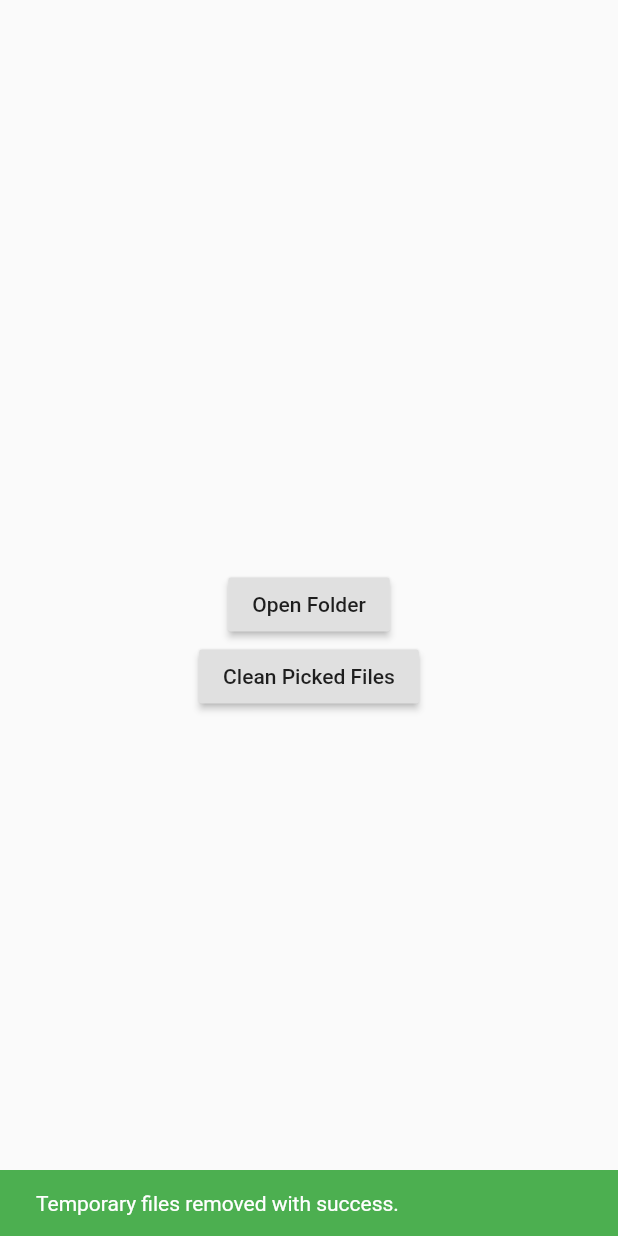
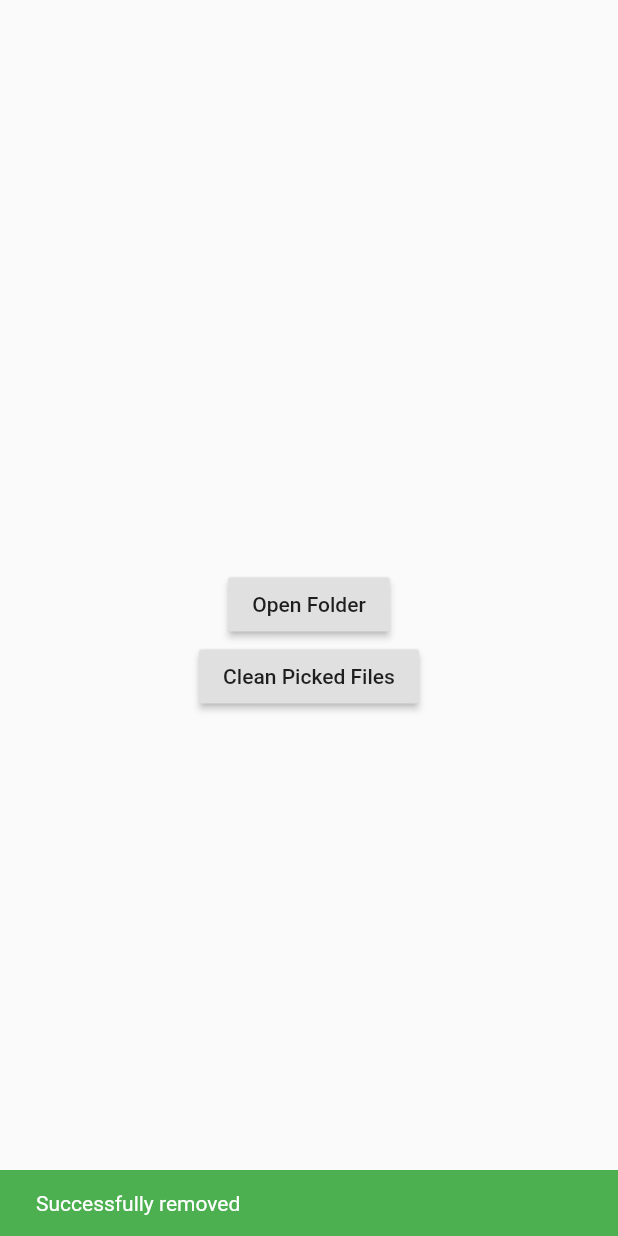
Before and after one commit to misaelriojasftf/Flutter_Learn_On_Go, a Flutter app: the screen it shows after launch, after a tap on "Clean Picked Files", on a phone screen of 412 x 824 dp. Run offline on Flutter 3.47's test engine with Material 2 defaults, Android fonts, the phone set to English and light mode, and no system bars; our stand-ins replace dio, file_picker, geolocator, location; missing offline and left inert: geocoder.

Commit message:
added better text to display

```diff
--- a/lib/course/03_multi_file_picker.dart
+++ b/lib/course/03_multi_file_picker.dart
@@ -28,8 +28,8 @@ class _MultiFilePickerState extends State<MultiFilePicker> {
         SnackBar(
           backgroundColor: result ? Colors.green : Colors.red,
           content: Text((result
-              ? 'Temporary files removed with success.'
-              : 'Failed to clean temporary files')),
+              ? 'Successfully removed'
+              : 'Error while trying to remove stored files')),
         ),
       );
     });
```
